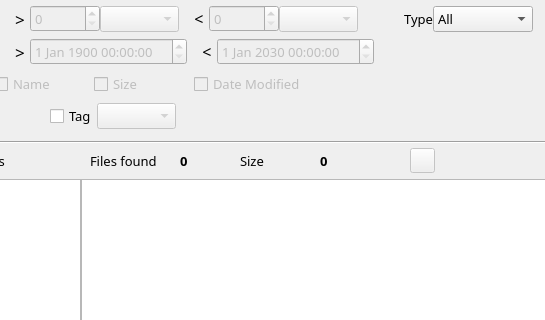
Above: mainwindow.ui from StephaneCouturier/Katalog before the change; both pictures show x 429 to 974 and y 139 to 459 of the 1280 by 903 pixel window. Below: the same form after it.
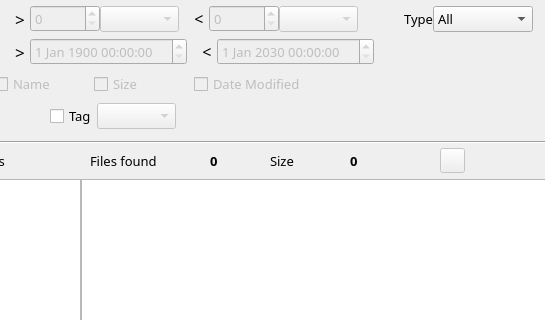
That is the form after the change. Icons and pictures are not drawn. Custom widgets are drawn as their Qt base class.

```diff
--- a/mainwindow.ui
+++ b/mainwindow.ui
@@ -2527,7 +2527,7 @@
                 </property>
                 <property name="minimumSize">
                  <size>
-                  <width>100</width>
+                  <width>130</width>
                   <height>0</height>
                  </size>
                 </property>
```
